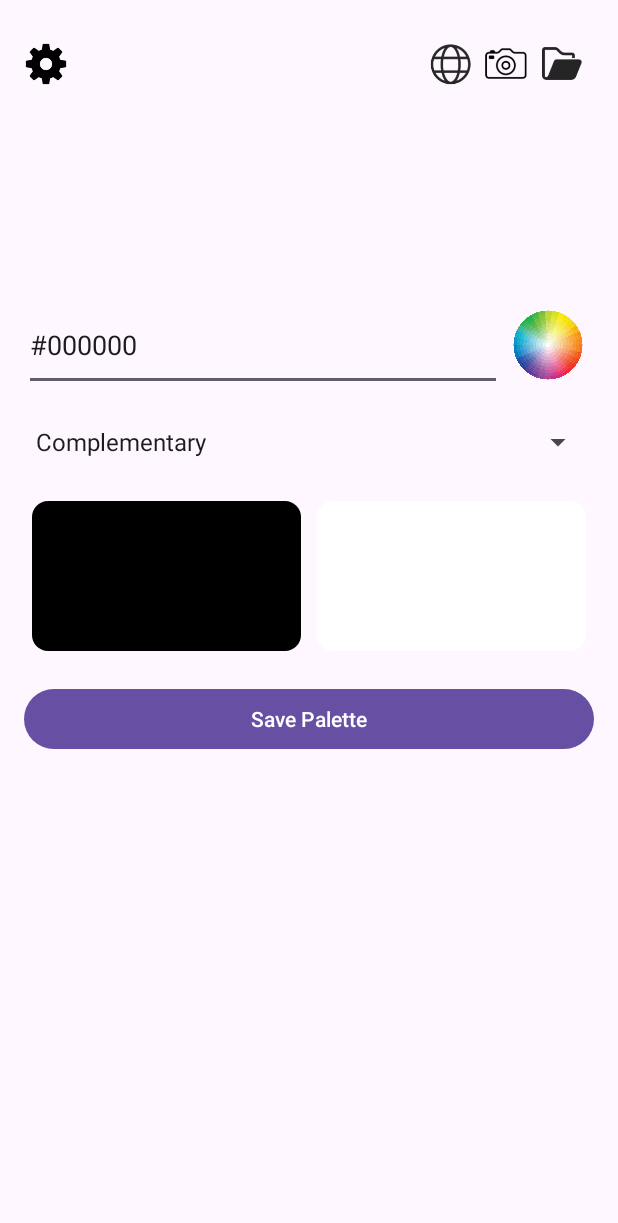
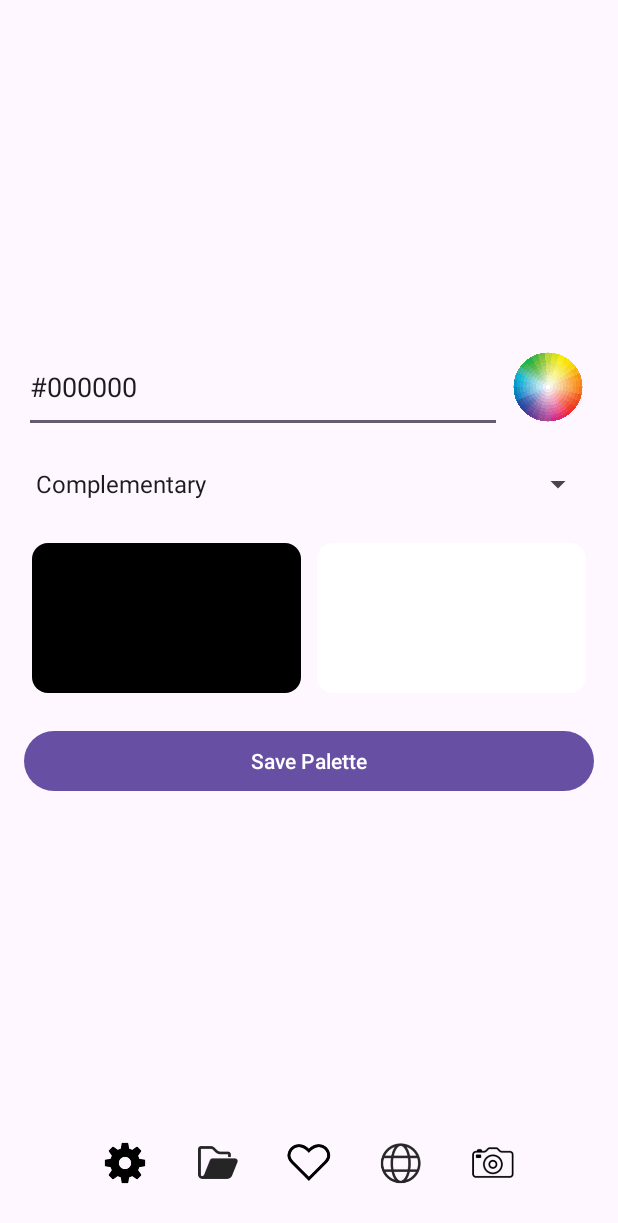
Before and after one commit to pikazibert/EMP, an Android app: the screen it shows after launch (MainActivity), on a phone screen of 412 x 824 dp. Shown: the top 1223 px of the screen. Run offline under Robolectric (Android 15) with nearby library versions, the light colour scheme and no system bars; libraries missing offline, so code that uses them is left out: yuku.ambilwarna.

Commit message:
sprememba nav

```diff
--- a/app/src/main/res/layout/activity_main.xml
+++ b/app/src/main/res/layout/activity_main.xml
@@ -5,60 +5,19 @@
     android:orientation="vertical"
     android:padding="16dp">
 
-    <!-- Settings and Saved Palettes Buttons -->
+    <!-- Centered Content -->
+    <LinearLayout
+        android:layout_width="match_parent"
+        android:layout_height="0dp"
+        android:layout_weight="1"
+        android:gravity="center"
+        android:orientation="vertical">
+
+        <!-- Color Input and Color Picker -->
         <LinearLayout
             android:layout_width="match_parent"
             android:layout_height="wrap_content"
-        android:gravity="center_vertical"
-        android:orientation="horizontal"
-        android:layout_marginTop="10dp">
-
-        <ImageButton
-            android:id="@+id/settingsButton"
-            android:layout_width="29dp"
-            android:layout_height="33dp"
-            android:background="@android:color/transparent"
-            android:scaleType="fitCenter"
-            android:src="@drawable/settings" />
-
-        <Space
-            android:layout_width="0dp"
-            android:layout_height="wrap_content"
-            android:layout_weight="1" />
-        <ImageButton
-            android:id="@+id/viewOnlinePalletesButton"
-            android:layout_width="29dp"
-            android:layout_height="33dp"
-            android:background="@android:color/transparent"
-            android:scaleType="fitCenter"
-            android:layout_marginRight="7dp"
-            android:src="@drawable/www" />
-        <ImageButton
-            android:id="@+id/cameraButton"
-            android:layout_width="29dp"
-            android:layout_height="33dp"
-            android:background="@android:color/transparent"
-            android:scaleType="fitCenter"
-            android:layout_marginRight="7dp"
-
-            android:src="@drawable/camera" />
-        <ImageButton
-            android:id="@+id/viewSavedPalettesButton"
-            android:layout_width="29dp"
-            android:layout_height="33dp"
-            android:background="@android:color/transparent"
-            android:scaleType="fitCenter"
-            android:layout_marginRight="7dp"
-
-            android:src="@drawable/open" />
-    </LinearLayout>
-
-    <!-- Color Input and Color Picker (Same Line) -->
-    <LinearLayout
-        android:layout_width="match_parent"
-        android:layout_height="wrap_content"
-        android:orientation="horizontal"
-        android:layout_marginTop="140dp">
+            android:orientation="horizontal">
 
             <EditText
                 android:id="@+id/colorInput"
@@ -66,6 +25,7 @@
                 android:layout_height="61dp"
                 android:layout_weight="1"
                 android:hint="Enter HEX color" />
+
             <ImageButton
                 android:id="@+id/colorPickerButton"
                 android:layout_width="61dp"
@@ -105,6 +65,65 @@
             android:layout_height="wrap_content"
             android:orientation="horizontal"
             android:padding="8dp"
-        android:gravity="start"
-        android:layout_alignParentBottom="true"/>
+            android:gravity="start" />
     </LinearLayout>
+
+    <!-- Navigation Bar -->
+    <LinearLayout
+        android:layout_width="match_parent"
+        android:layout_height="wrap_content"
+        android:gravity="center"
+        android:orientation="horizontal"
+        android:layout_marginBottom="16dp">
+
+        <!-- Settings Button -->
+        <ImageButton
+            android:id="@+id/settingsButton"
+            android:layout_width="29dp"
+            android:layout_height="33dp"
+            android:background="@android:color/transparent"
+            android:scaleType="fitCenter"
+            android:src="@drawable/settings"
+            android:layout_marginHorizontal="16dp" />
+
+        <!-- Saved Palettes Button -->
+        <ImageButton
+            android:id="@+id/viewSavedPalettesButton"
+            android:layout_width="29dp"
+            android:layout_height="33dp"
+            android:background="@android:color/transparent"
+            android:scaleType="fitCenter"
+            android:src="@drawable/open"
+            android:layout_marginHorizontal="16dp" />
+
+        <!-- Home Button -->
+        <ImageButton
+            android:id="@+id/homeButton"
+            android:layout_width="29dp"
+            android:layout_height="33dp"
+            android:background="@android:color/transparent"
+            android:scaleType="fitCenter"
+            android:src="@drawable/no_like"
+            android:layout_marginHorizontal="16dp" />
+
+        <!-- Online Palettes Button -->
+        <ImageButton
+            android:id="@+id/viewOnlinePalletesButton"
+            android:layout_width="29dp"
+            android:layout_height="33dp"
+            android:background="@android:color/transparent"
+            android:scaleType="fitCenter"
+            android:src="@drawable/www"
+            android:layout_marginHorizontal="16dp" />
+
+        <!-- Camera Button -->
+        <ImageButton
+            android:id="@+id/cameraButton"
+            android:layout_width="29dp"
+            android:layout_height="33dp"
+            android:background="@android:color/transparent"
+            android:scaleType="fitCenter"
+            android:src="@drawable/camera"
+            android:layout_marginHorizontal="16dp" />
+    </LinearLayout>
+</LinearLayout>
```
Also changed, not shown: app/src/main/java/com/example/emp/FromPhotoActivity.kt (+8 -3 lines), app/src/main/res/drawable/border_background.xml (added, +7 -0 lines), app/src/main/res/layout/activity_from_photo.xml (+25 -7 lines). Lines whose indentation alone changed are shown as unchanged.
